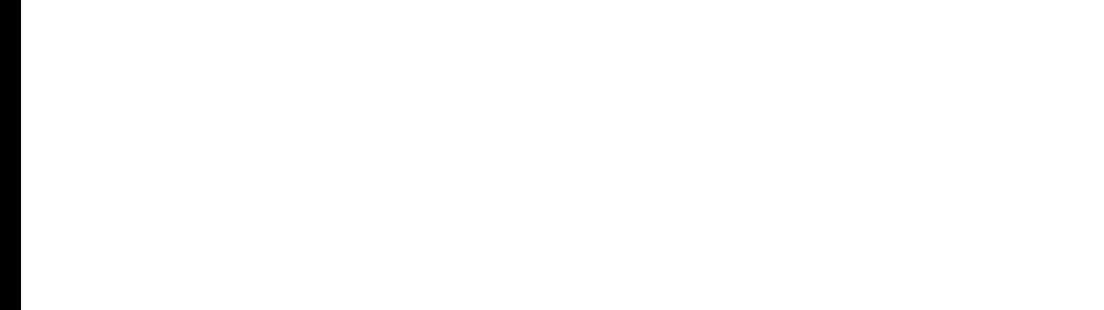
The window that ecghandle.ui (Jimenez97j/monitor) describes before a commit, drawn with Qt 5.
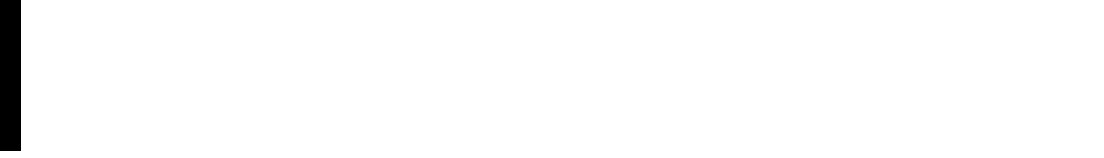
The same window after the commit. Custom widgets are drawn as their Qt base class.

The edit to the form file:
```diff
--- a/ecghandle.ui
+++ b/ecghandle.ui
@@ -7,7 +7,7 @@
     <x>0</x>
     <y>0</y>
     <width>1104</width>
-    <height>310</height>
+    <height>158</height>
    </rect>
   </property>
   <property name="palette">
@@ -86,7 +86,7 @@
      <x>0</x>
      <y>0</y>
      <width>1101</width>
-     <height>311</height>
+     <height>158</height>
     </rect>
    </property>
    <property name="cursor">
@@ -101,7 +101,7 @@
       <x>0</x>
       <y>0</y>
       <width>21</width>
-      <height>311</height>
+      <height>151</height>
      </rect>
     </property>
     <property name="styleSheet">
```
